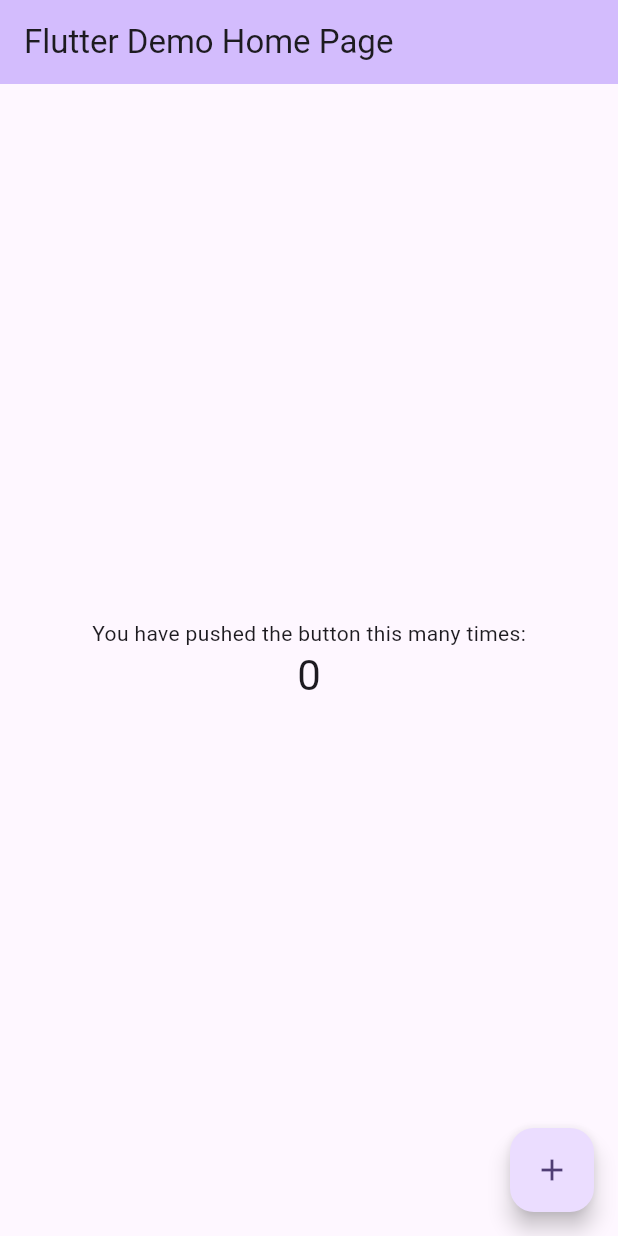
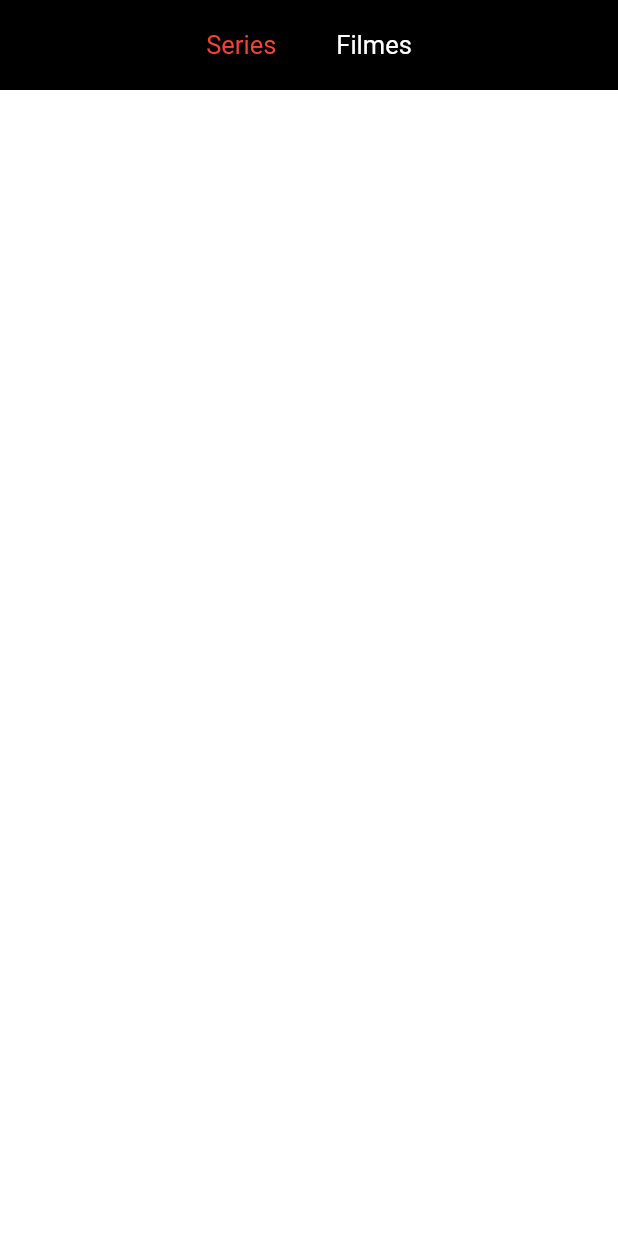
Before and after one commit to devousado/movies, a Flutter app: the screen it shows after launch, on a phone screen of 412 x 824 dp. Run offline on Flutter 3.47's test engine with Material 2 defaults, Android fonts, the phone set to English and light mode, and no system bars; our stand-ins replace carousel_slider.

Commit message:
trabalhando com a pagina dos filmes

```diff
--- a/lib/main.dart
+++ b/lib/main.dart
@@ -1,4 +1,5 @@
 import 'package:flutter/material.dart';
+import 'package:movies/ui/home_page.dart';
 
 void main() {
   runApp(const MyApp());
@@ -10,116 +11,9 @@ class MyApp extends StatelessWidget {
   // This widget is the root of your application.
   @override
   Widget build(BuildContext context) {
-    return MaterialApp(
-      title: 'Flutter Demo',
-      theme: ThemeData(
-        // This is the theme of your application.
-        //
-        // TRY THIS: Try running your application with "flutter run". You'll see
-        // the application has a blue toolbar. Then, without quitting the app,
-        // try changing the seedColor in the colorScheme below to Colors.green
-        // and then invoke "hot reload" (save your changes or press the "hot
-        // reload" button in a Flutter-supported IDE, or press "r" if you used
-        // the command line to start the app).
-        //
-        // Notice that the counter didn't reset back to zero; the application
-        // state is not lost during the reload. To reset the state, use hot
-        // restart instead.
-        //
-        // This works for code too, not just values: Most code changes can be
-        // tested with just a hot reload.
-        colorScheme: ColorScheme.fromSeed(seedColor: Colors.deepPurple),
-        useMaterial3: true,
-      ),
-      home: const MyHomePage(title: 'Flutter Demo Home Page'),
+    return const MaterialApp(
+      debugShowCheckedModeBanner: false,
+      home: HomePage(),
     );
   }
 }
-
-class MyHomePage extends StatefulWidget {
-  const MyHomePage({super.key, required this.title});
-
-  // This widget is the home page of your application. It is stateful, meaning
-  // that it has a State object (defined below) that contains fields that affect
-  // how it looks.
-
-  // This class is the configuration for the state. It holds the values (in this
-  // case the title) provided by the parent (in this case the App widget) and
-  // used by the build method of the State. Fields in a Widget subclass are
-  // always marked "final".
-
-  final String title;
-
-  @override
-  State<MyHomePage> createState() => _MyHomePageState();
-}
-
-class _MyHomePageState extends State<MyHomePage> {
-  int _counter = 0;
-
-  void _incrementCounter() {
-    setState(() {
-      // This call to setState tells the Flutter framework that something has
-      // changed in this State, which causes it to rerun the build method below
-      // so that the display can reflect the updated values. If we changed
-      // _counter without calling setState(), then the build method would not be
-      // called again, and so nothing would appear to happen.
-      _counter++;
-    });
-  }
-
-  @override
-  Widget build(BuildContext context) {
-    // This method is rerun every time setState is called, for instance as done
-    // by the _incrementCounter method above.
-    //
-    // The Flutter framework has been optimized to make rerunning build methods
-    // fast, so that you can just rebuild anything that needs updating rather
-    // than having to individually change instances of widgets.
-    return Scaffold(
-      appBar: AppBar(
-        // TRY THIS: Try changing the color here to a specific color (to
-        // Colors.amber, perhaps?) and trigger a hot reload to see the AppBar
-        // change color while the other colors stay the same.
-        backgroundColor: Theme.of(context).colorScheme.inversePrimary,
-        // Here we take the value from the MyHomePage object that was created by
-        // the App.build method, and use it to set our appbar title.
-        title: Text(widget.title),
-      ),
-      body: Center(
-        // Center is a layout widget. It takes a single child and positions it
-        // in the middle of the parent.
-        child: Column(
-          // Column is also a layout widget. It takes a list of children and
-          // arranges them vertically. By default, it sizes itself to fit its
-          // children horizontally, and tries to be as tall as its parent.
-          //
-          // Column has various properties to control how it sizes itself and
-          // how it positions its children. Here we use mainAxisAlignment to
-          // center the children vertically; the main axis here is the vertical
-          // axis because Columns are vertical (the cross axis would be
-          // horizontal).
-          //
-          // TRY THIS: Invoke "debug painting" (choose the "Toggle Debug Paint"
-          // action in the IDE, or press "p" in the console), to see the
-          // wireframe for each widget.
-          mainAxisAlignment: MainAxisAlignment.center,
-          children: <Widget>[
-            const Text(
-              'You have pushed the button this many times:',
-            ),
-            Text(
-              '$_counter',
-              style: Theme.of(context).textTheme.headlineMedium,
-            ),
-          ],
-        ),
-      ),
-      floatingActionButton: FloatingActionButton(
-        onPressed: _incrementCounter,
-        tooltip: 'Increment',
-        child: const Icon(Icons.add),
-      ), // This trailing comma makes auto-formatting nicer for build methods.
-    );
-  }
-}
--- /dev/null
+++ b/lib/ui/home_page.dart
@@ -0,0 +1,97 @@
+import 'package:carousel_slider/carousel_slider.dart';
+import 'package:flutter/material.dart';
+import 'package:movies/ui/film_pages.dart';
+
+class HomePage extends StatefulWidget {
+  const HomePage({super.key});
+
+  @override
+  State<HomePage> createState() => _HomePageState();
+}
+
+class _HomePageState extends State<HomePage>
+    with SingleTickerProviderStateMixin {
+  late PageController pageController;
+  int currentPage = 0;
+
+  @override
+  void initState() {
+    pageController = PageController(initialPage: currentPage);
+    super.initState();
+  }
+
+  @override
+  void dispose() {
+    pageController.dispose();
+    super.dispose();
+  }
+
+  @override
+  Widget build(BuildContext context) {
+    return Scaffold(
+      backgroundColor: Colors.black,
+      body: ListView(
+        physics: NeverScrollableScrollPhysics(),
+        shrinkWrap: true,
+        children: [
+          Row(
+            mainAxisAlignment: MainAxisAlignment.center,
+            children: [
+              GestureDetector(
+                onTap: () => pageController.jumpToPage(0),
+                child: onTopText(
+                    title: "Series",
+                    color: currentPage == 0 ? Colors.red : Colors.white),
+              ),
+              GestureDetector(
+                onTap: () => pageController.jumpToPage(1),
+                child: onTopText(
+                    title: "Filmes",
+                    color: currentPage == 1 ? Colors.red : Colors.white),
+              ),
+            ],
+          ),
+          SizedBox(
+            height: MediaQuery.of(context).size.height,
+            child: PageView.builder(
+              physics: const NeverScrollableScrollPhysics(),
+              itemCount: 3,
+              onPageChanged: (value) => setState(
+                () {
+                  currentPage = value;
+                },
+              ),
+              controller: pageController,
+              itemBuilder: (context, index) {
+                return paginas[index];
+              },
+            ),
+          )
+        ],
+      ),
+    );
+  }
+
+  Widget onTopText({required String title, required Color color}) {
+    return Padding(
+      padding: const EdgeInsets.symmetric(horizontal: 20, vertical: 20),
+      child: Text(
+        title,
+        style: TextStyle(
+          fontSize: 17,
+          color: color,
+        ),
+      ),
+    );
+  }
+}
+
+List paginas = [
+  Container(
+    color: Colors.white,
+  ),
+  FilmPage(),
+  Container(
+    color: Colors.green,
+  )
+];
--- a/pubspec.yaml
+++ b/pubspec.yaml
@@ -35,6 +35,7 @@ dependencies:
   # The following adds the Cupertino Icons font to your application.
   # Use with the CupertinoIcons class for iOS style icons.
   cupertino_icons: ^1.0.2
+  carousel_slider: ^4.2.1
 
 dev_dependencies:
   flutter_test:
```
Also changed, not shown: lib/ui/carousel.dart (added, +55 -0 lines), lib/ui/film_pages.dart (added, +37 -0 lines), pubspec.lock.
